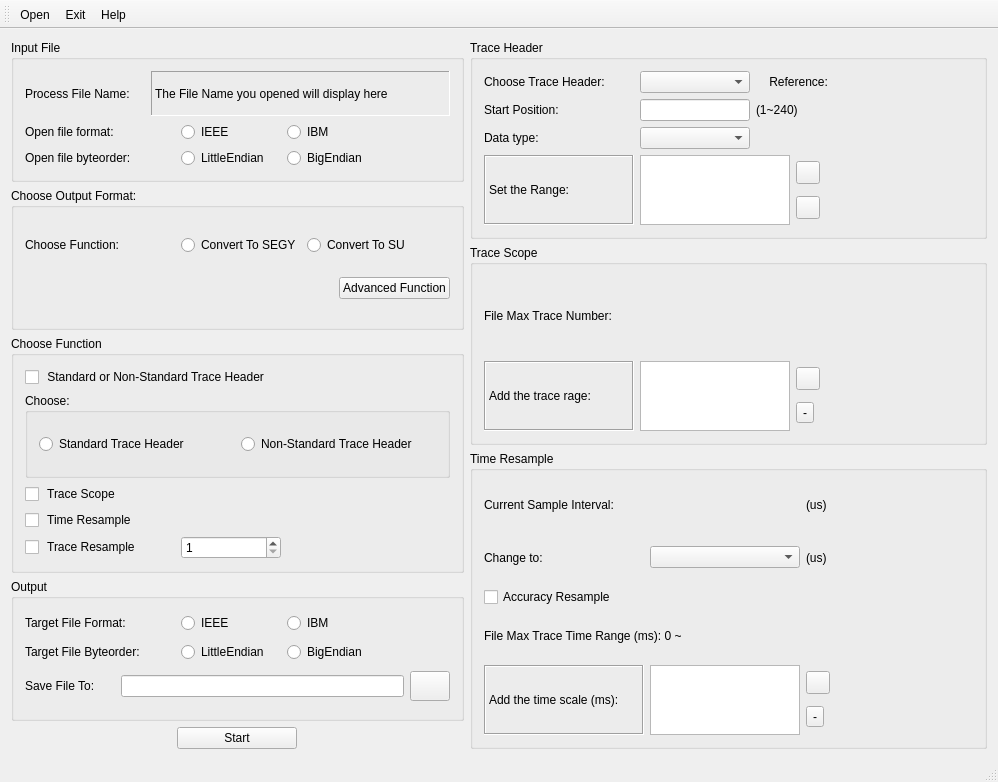
First picture: the form in qjd_convert_mainwindow.ui, repository xtfllbl/Convert, before the edit.
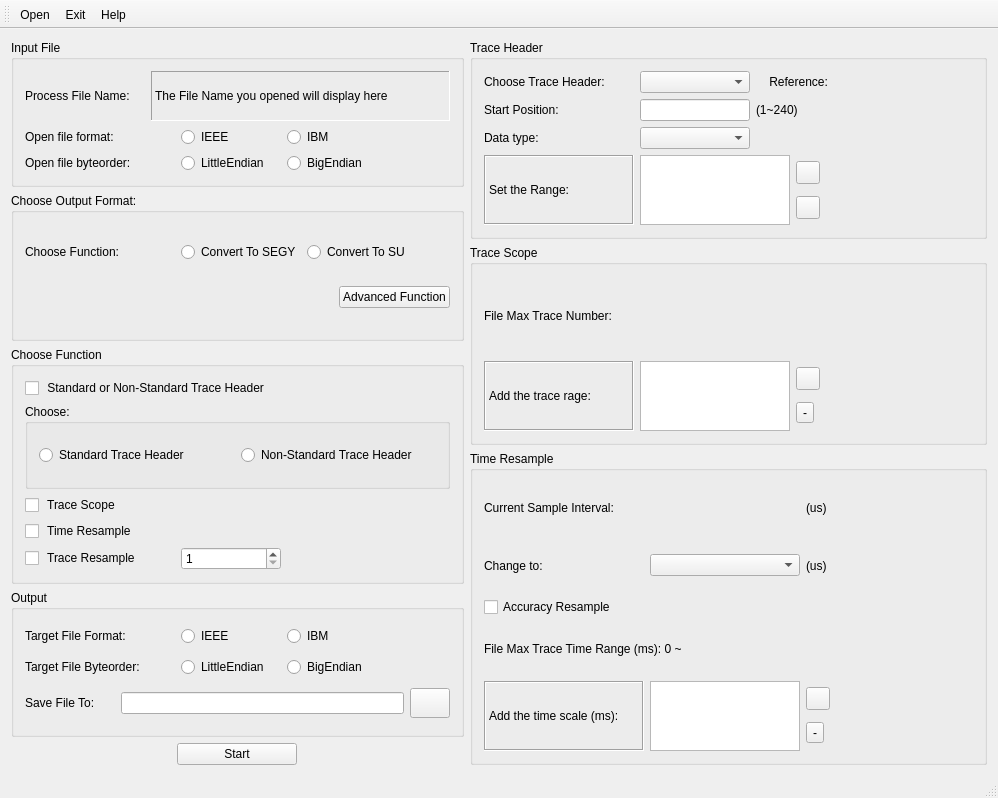
Second picture: the form after the edit. Icons and pictures are not drawn.

Commit message: 3 time faser than before

```diff
--- a/qjd_convert_mainwindow.ui
+++ b/qjd_convert_mainwindow.ui
@@ -7,7 +7,7 @@
     <x>0</x>
     <y>0</y>
     <width>998</width>
-    <height>782</height>
+    <height>798</height>
    </rect>
   </property>
   <property name="sizePolicy">
```
Left out of the diff: 2 changed lines with no effect on the pictures. The commit also changes 2 other files.
